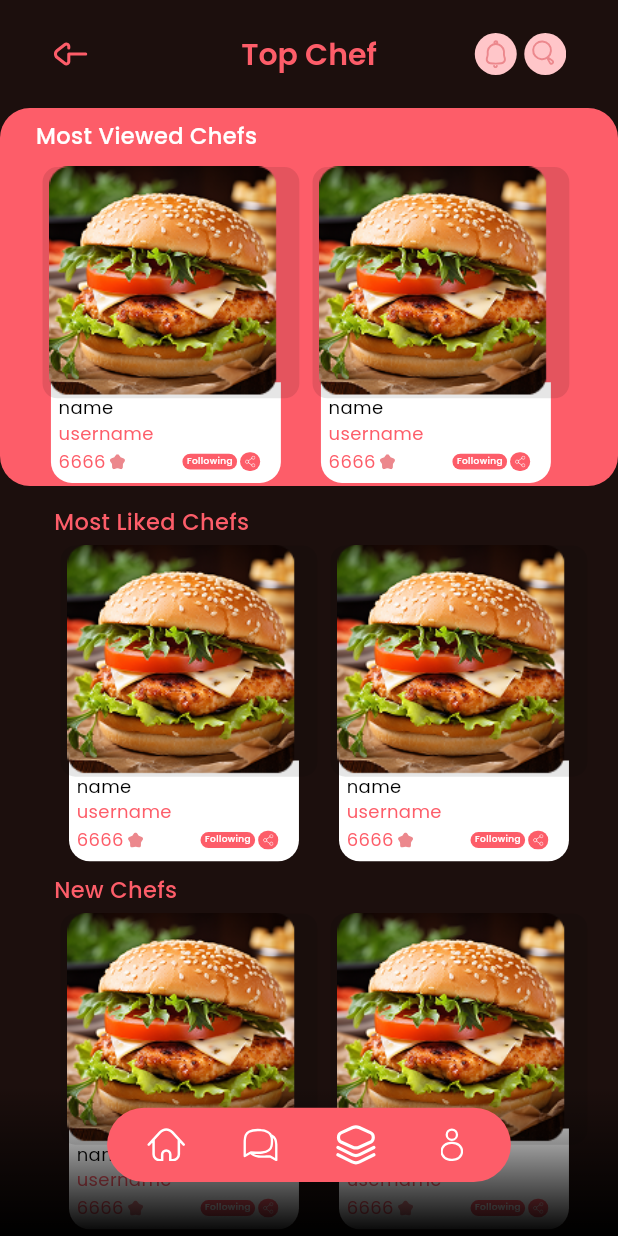
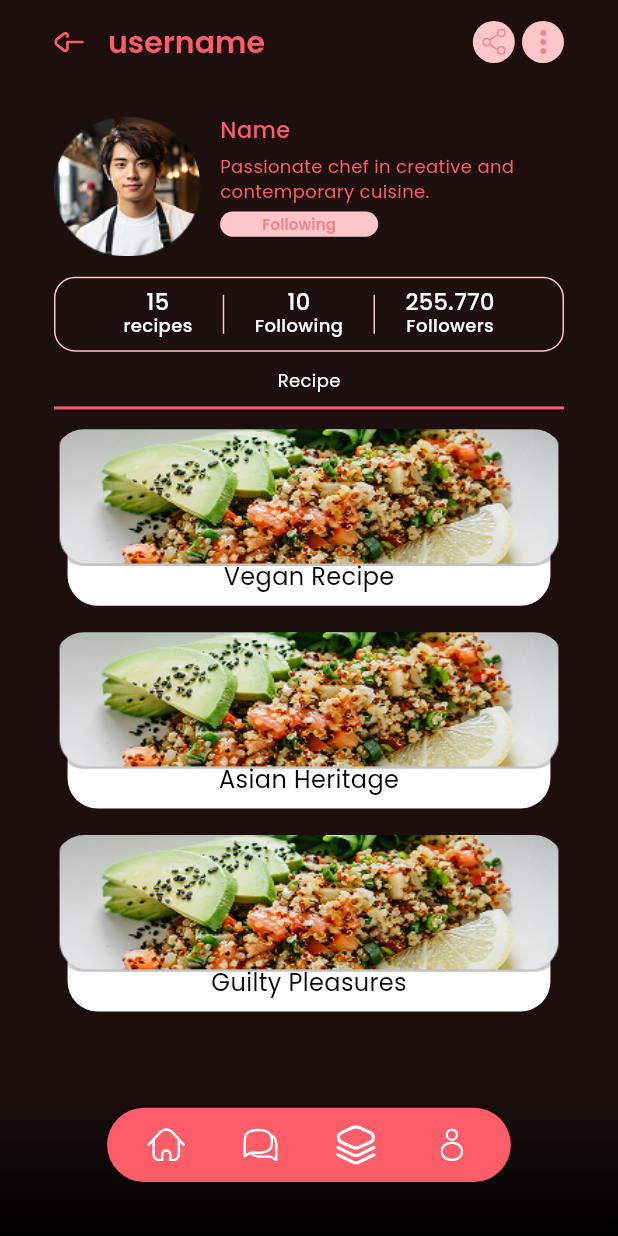
Before and after one commit to FayzullayevF/RecipeLoyha, a Flutter app: the screen it shows after launch, on a phone screen of 412 x 824 dp. Run offline on Flutter 3.47's test engine with Material 3 defaults, Android fonts, the phone set to English and light mode, and no system bars; our stand-ins replace cached_network_image, dio, equatable, flutter_bloc, flutter_screenutil, flutter_secure_storage and 3 more.

Commit message:
chefProfile

```diff
--- a/lib/core/presentations/recipe_app_bar_action_container.dart
+++ b/lib/core/presentations/recipe_app_bar_action_container.dart
@@ -1,8 +1,8 @@
 import 'package:flutter/material.dart';
 import 'package:flutter_svg/flutter_svg.dart';
 
-class RecipeAppBarActionContainer extends StatelessWidget {
-  const RecipeAppBarActionContainer({
+class RecipeAppBarActionContainers extends StatelessWidget {
+  const RecipeAppBarActionContainers({
     super.key,
     required this.containerColor,
     required this.svgColor,
--- a/lib/core/routing/router.dart
+++ b/lib/core/routing/router.dart
@@ -8,6 +8,7 @@ import 'package:chef_staff/reviews/presentation/manager/create_review/create_rev
 import 'package:chef_staff/reviews/presentation/manager/reviews/recipe_review_bloc.dart';
 import 'package:chef_staff/reviews/presentation/pages/create_review_view.dart';
 import 'package:chef_staff/reviews/presentation/pages/review_view.dart';
+import 'package:chef_staff/top_cheffs/presentation/pages/chef_profile.dart';
 import 'package:chef_staff/top_cheffs/presentation/pages/top_chefs_view.dart';
 import 'package:flutter_bloc/flutter_bloc.dart';
 import 'package:go_router/go_router.dart';
@@ -25,7 +26,7 @@ import '../../recipe_detail/presentation/manager/recipe_detail_view_model.dart';
 import '../../recipe_detail/presentation/pages/recipe_detail_view.dart';
 final GoRouter router = GoRouter(
     navigatorKey: navigatorKey,
-    initialLocation: Routes.topChef,
+    initialLocation: Routes.chefProfile,
     routes: [
 //       GoRoute(
 //         path: "/onboarding_last",
@@ -131,4 +132,8 @@ final GoRouter router = GoRouter(
         path: Routes.topChef,
         builder: (context, state) => TopChefsView(),
       ),
+      GoRoute(
+        path: Routes.chefProfile,
+        builder: (context, state) => ChefProfile(),
+      ),
     ]);
--- a/lib/core/routing/routes.dart
+++ b/lib/core/routing/routes.dart
@@ -11,7 +11,7 @@ class Routes {
   static const review = "/review/:recipeId";
   static const createReview = "/create-review/:recipeId";
   static const topChef = "/topChef";
-
+  static const chefProfile = "/chefProfile";
   static String getReviews(int recipeId) => '/review/$recipeId';
   static String getCategoryDetail(int categoryId) => '/category-detail/$categoryId';
   static String getCreateReview(int recipeId) => '/create-review/$recipeId';
--- /dev/null
+++ b/lib/top_cheffs/presentation/pages/chef_profile.dart
@@ -0,0 +1,139 @@
+import 'package:chef_staff/core/presentations/bottom_navigation_bar.dart';
+import 'package:chef_staff/core/presentations/recipe_app_bar_action_container.dart';
+import 'package:chef_staff/core/presentations/recipe_eleveted_button.dart';
+import 'package:chef_staff/core/utils/utils.dart';
+import 'package:chef_staff/top_cheffs/presentation/pages/chef_profile_container_inside_text.dart';
+import 'package:chef_staff/top_cheffs/presentation/widgets/chefs_profile_stack.dart';
+import 'package:flutter/material.dart';
+import 'package:flutter_screenutil/flutter_screenutil.dart';
+import 'package:flutter_svg/flutter_svg.dart';
+
+class ChefProfile extends StatelessWidget {
+  const ChefProfile({super.key});
+
+  @override
+  Widget build(BuildContext context) {
+    return Scaffold(
+      extendBody: true,
+      appBar: AppBar(
+        centerTitle: false,
+        leading: Padding(
+          padding: const EdgeInsets.only(left: 36),
+          child: SvgPicture.asset("assets/icons/back-arrow.svg"),
+        ),
+        title: Text(
+          "username",
+          style: TextStyle(
+            color: AppColors.nameColor,
+            fontWeight: FontWeight.w600,
+            fontSize: 20,
+          ),
+        ),
+        actions: [
+          Padding(
+            padding: const EdgeInsets.only(right: 36),
+            child: Row(
+              children: [
+                RecipeAppBarActionContainers(
+                    containerColor: AppColors.actionContainerColor,
+                    svgColor: AppColors.pinkSubColor,
+                    svg: "assets/icons/share.svg"),
+                SizedBox(width: 5.w),
+                RecipeAppBarActionContainers(
+                    containerColor: AppColors.actionContainerColor,
+                    svgColor: AppColors.pinkSubColor,
+                    svg: "assets/icons/three-dots.svg"),
+              ],
+            ),
+          ),
+        ],
+      ),
+      body: Padding(
+        padding: const EdgeInsets.symmetric(horizontal: 36, vertical: 20),
+        child: Column(
+          mainAxisAlignment: MainAxisAlignment.start,
+          children: [
+            Row(
+              crossAxisAlignment: CrossAxisAlignment.start,
+              children: [
+                ClipRRect(
+                  borderRadius: BorderRadius.circular(50),
+                  child: Image(
+                    image: AssetImage("assets/images/neil.png"),
+                    width: 102.w,
+                    height: 97,
+                  ),
+                ),
+                SizedBox(width: 13),
+                Column(
+                  crossAxisAlignment: CrossAxisAlignment.start,
+                  spacing: 5,
+                  children: [
+                    Text(
+                      "Name",
+                      style: TextStyle(
+                        fontSize: 15,
+                        fontWeight: FontWeight.w500,
+                      ),
+                    ),
+                    Text(
+                      "Passionate chef in creative and\ncontemporary cuisine.",
+                      style: TextStyle(
+                        fontSize: 12,
+                        fontWeight: FontWeight.w300,
+                      ),
+                    ),
+                    RecipeElevatedButton(
+                      text: "Following",
+                      textColor: AppColors.pinkSubColor,
+                      callback: () {},
+                      backgroundColor: AppColors.actionContainerColor,
+                      fontSize: 10,
+                      size: Size(110.w, 19.h),
+                    ),
+                  ],
+                )
+              ],
+            ),
+            SizedBox(
+              height: 13.h,
+            ),
+            Container(
+              width: 356,
+              height: 50,
+              padding: EdgeInsets.symmetric(horizontal: 25, vertical: 8),
+              decoration: BoxDecoration(
+                  color: AppColors.mainBackgroundColor,
+                  border: Border.all(
+                    width: 1,
+                    color: AppColors.actionContainerColor,
+                  ),
+                  borderRadius: BorderRadius.circular(14)),
+              child: Row(
+                mainAxisAlignment: MainAxisAlignment.spaceEvenly,
+                children: [
+                  ChefProfileContainerInsideText(text: "recipes", count: "15",),
+                  Container(height: 26,width: 1,decoration: BoxDecoration(color: AppColors.actionContainerColor),),
+                  ChefProfileContainerInsideText(text: "Following", count: "10",),
+                  Container(height: 26,width: 1,decoration: BoxDecoration(color: AppColors.actionContainerColor),),
+                  ChefProfileContainerInsideText(text: "Followers", count: "255.770",),
+                ],
+              ),
+            ),
+            SizedBox(height: 12.h,),
+            Center(child: Text("Recipe",style: TextStyle(color: Colors.white,fontSize: 12),)),
+            SizedBox(height: 10.h,),
+            Container(height: 2,width: double.infinity,decoration: BoxDecoration(color: AppColors.nameColor),),
+            SizedBox(height: 15.h,),
+            ChefsProfileStack(text: "Vegan Recipe",image: "assets/images/vegan-recipe.png",),
+            SizedBox(height: 20.h,),
+            ChefsProfileStack(text: "Asian Heritage",image: "assets/images/vegan-recipe.png",),
+            SizedBox(height: 20.h,),
+            ChefsProfileStack(text: "Guilty Pleasures",image: "assets/images/vegan-recipe.png",),
+          ],
+        ),
+      ),
+      bottomNavigationBar: RecipeBottomNavigationBar(),
+    );
+  }
+}
--- /dev/null
+++ b/lib/top_cheffs/presentation/pages/chef_profile_container_inside_text.dart
@@ -0,0 +1,32 @@
+import 'package:flutter/material.dart';
+
+class ChefProfileContainerInsideText extends StatelessWidget {
+  const ChefProfileContainerInsideText({
+    super.key, required this.text, required this.count,
+  });
+final String text;
+final String count;
+  @override
+  Widget build(BuildContext context) {
+    return Column(
+      children: [
+        Text(
+          count,
+          style: TextStyle(
+              color: Colors.white,
+              fontWeight: FontWeight.w500,
+              fontSize: 15,
+              height: 1),
+        ),
+        Text(
+          text,
+          style: TextStyle(
+            color: Colors.white,
+            fontWeight: FontWeight.w500,
+            fontSize: 12,
+          ),
+        ),
+      ],
+    );
+  }
+}
--- a/lib/top_cheffs/presentation/pages/top_chefs_view.dart
+++ b/lib/top_cheffs/presentation/pages/top_chefs_view.dart
@@ -22,11 +22,11 @@ class TopChefsView extends StatelessWidget {
           Row(
             spacing: 5,
             children: [
-              RecipeAppBarActionContainer(
+              RecipeAppBarActionContainers(
                   containerColor: AppColors.actionContainerColor,
                   svgColor: AppColors.nameColor,
                   svg: "assets/icons/notification.svg"),
-              RecipeAppBarActionContainer(
+              RecipeAppBarActionContainers(
                   containerColor: AppColors.actionContainerColor,
                   svgColor: AppColors.nameColor,
                   svg: "assets/icons/search.svg"),
--- /dev/null
+++ b/lib/top_cheffs/presentation/widgets/chefs_profile_stack.dart
@@ -0,0 +1,53 @@
+import 'package:flutter/material.dart';
+import 'package:flutter_screenutil/flutter_screenutil.dart';
+
+class ChefsProfileStack extends StatelessWidget {
+  const ChefsProfileStack({super.key, required this.text, required this.image});
+
+  final String text;
+  final String image;
+
+  @override
+  Widget build(BuildContext context) {
+    return SizedBox(
+      width: 430.w,
+      height: 133.h,
+      child: Stack(
+        alignment: Alignment.topCenter,
+        children: [
+          Align(
+            alignment: Alignment.bottomCenter,
+            child: Container(
+              width: 336.w,
+              height: 44.h,
+              decoration: BoxDecoration(
+                  color: Colors.white,
+                  borderRadius: BorderRadius.only(
+                      bottomRight: Radius.circular(20),
+                      bottomLeft: Radius.circular(20))),
+              child: Center(
+                child: Text(
+                  text,
+                  style: TextStyle(
+                      color: Colors.black,
+                      fontSize: 16,
+                      fontWeight: FontWeight.w400,
+                      fontFamily: 'Poppins'),
+                ),
+              ),
+            ),
+          ),
+          ClipRRect(
+            borderRadius: BorderRadius.circular(20),
+            child: Image.asset(
+              image,
+              width: 356.w,
+              height: 103.h,
+              fit: BoxFit.cover,
+            ),
+          ),
+        ],
+      ),
+    );
+  }
+}
--- a/lib/top_cheffs/presentation/widgets/top_chefs_most_viewd_chefs.dart
+++ b/lib/top_cheffs/presentation/widgets/top_chefs_most_viewd_chefs.dart
@@ -1,21 +1,15 @@
-import 'package:chef_staff/core/utils/utils.dart';
-import 'package:chef_staff/top_cheffs/presentation/manager/top_chef_state.dart';
-import 'package:chef_staff/top_cheffs/presentation/manager/top_chefs_bloc.dart';
 import 'package:chef_staff/top_cheffs/presentation/widgets/top_chefs_most_viewed_chefs_stack.dart';
 import 'package:flutter/material.dart';
-import 'package:flutter_bloc/flutter_bloc.dart';
-import 'package:flutter_screenutil/flutter_screenutil.dart';
-import 'package:flutter_svg/flutter_svg.dart';
 
 class TopChefsMostViewedChefs extends StatelessWidget {
   const TopChefsMostViewedChefs({
     super.key,
   });
 
+
   @override
   Widget build(BuildContext context) {
-    return BlocBuilder<ChefsBloc, ChefsState>(
-      builder: (context, state) => Column(
+    return Column(
       crossAxisAlignment: CrossAxisAlignment.start,
       children: [
         Row(
@@ -28,7 +22,6 @@ class TopChefsMostViewedChefs extends StatelessWidget {
           ],
         ),
       ],
-      ),
     );
   }
 }
--- a/lib/top_cheffs/presentation/widgets/top_chefs_most_viewed_chefs_stack.dart
+++ b/lib/top_cheffs/presentation/widgets/top_chefs_most_viewed_chefs_stack.dart
@@ -1,5 +1,8 @@
 import 'package:chef_staff/core/utils/utils.dart';
+import 'package:chef_staff/top_cheffs/presentation/manager/top_chef_state.dart';
+import 'package:chef_staff/top_cheffs/presentation/manager/top_chefs_bloc.dart';
 import 'package:flutter/material.dart';
+import 'package:flutter_bloc/flutter_bloc.dart';
 import 'package:flutter_screenutil/flutter_screenutil.dart';
 import 'package:flutter_svg/flutter_svg.dart';
 
```
Also changed, not shown: assets/icons/three-dots.svg (added), assets/images/neil.png (added), assets/images/vegan-recipe.png (added), lib/top_cheffs/presentation/widgets/top_chefs_most_liked.dart (added). Lines whose indentation alone changed are shown as unchanged.
